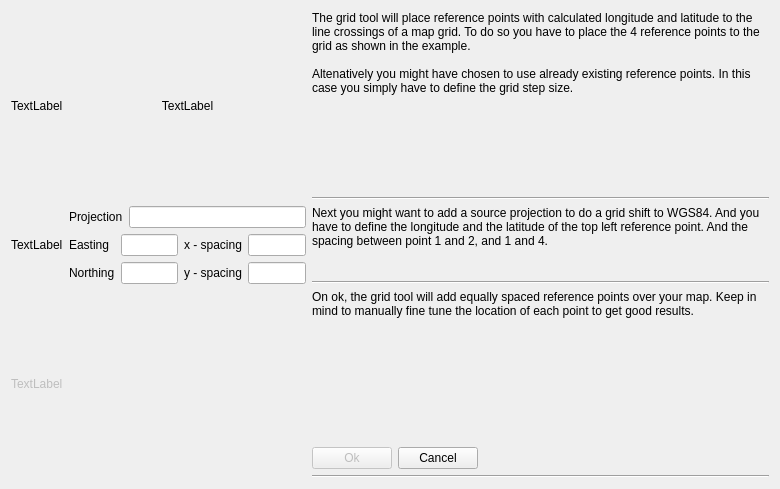
ntruchsess/QLandkarteGT, file src/ICreateMapGridTool.ui: the form before one commit.
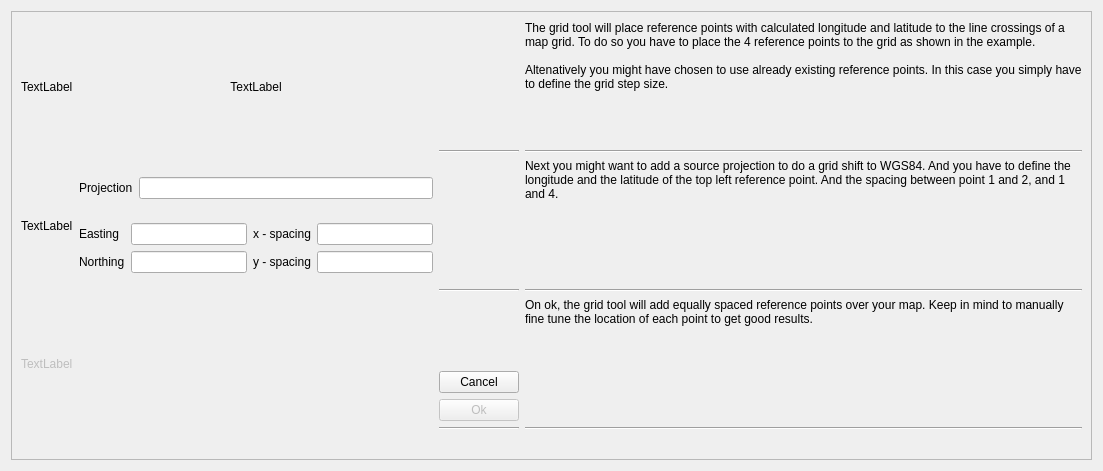
The form after the commit.

```diff
--- a/src/ICreateMapGridTool.ui
+++ b/src/ICreateMapGridTool.ui
@@ -5,13 +5,22 @@
    <rect>
     <x>0</x>
     <y>0</y>
-    <width>780</width>
-    <height>489</height>
+    <width>1103</width>
+    <height>471</height>
    </rect>
   </property>
   <property name="windowTitle" >
    <string>Form</string>
   </property>
+  <layout class="QVBoxLayout" >
+   <item>
+    <widget class="QFrame" name="frame" >
+     <property name="frameShape" >
+      <enum>QFrame::StyledPanel</enum>
+     </property>
+     <property name="frameShadow" >
+      <enum>QFrame::Raised</enum>
+     </property>
   <layout class="QGridLayout" >
    <item row="0" column="0" >
     <widget class="QLabel" name="labelStep2a" >
@@ -33,6 +42,30 @@
    <item row="0" column="2" >
     <layout class="QVBoxLayout" >
      <item>
+         <spacer>
+          <property name="orientation" >
+           <enum>Qt::Vertical</enum>
+          </property>
+          <property name="sizeHint" >
+           <size>
+            <width>20</width>
+            <height>40</height>
+           </size>
+          </property>
+         </spacer>
+        </item>
+        <item>
+         <widget class="Line" name="line_6" >
+          <property name="orientation" >
+           <enum>Qt::Horizontal</enum>
+          </property>
+         </widget>
+        </item>
+       </layout>
+      </item>
+      <item row="0" column="3" >
+       <layout class="QVBoxLayout" >
+        <item>
       <widget class="QLabel" name="label_5" >
        <property name="text" >
         <string>The grid tool will place reference points with calculated longitude and latitude to the line crossings of a map grid. To do so you have to place the 4 reference points to the grid as shown in the example.
@@ -144,6 +177,30 @@
    <item row="1" column="2" >
     <layout class="QVBoxLayout" >
      <item>
+         <spacer>
+          <property name="orientation" >
+           <enum>Qt::Vertical</enum>
+          </property>
+          <property name="sizeHint" >
+           <size>
+            <width>20</width>
+            <height>40</height>
+           </size>
+          </property>
+         </spacer>
+        </item>
+        <item>
+         <widget class="Line" name="line_5" >
+          <property name="orientation" >
+           <enum>Qt::Horizontal</enum>
+          </property>
+         </widget>
+        </item>
+       </layout>
+      </item>
+      <item row="1" column="3" >
+       <layout class="QVBoxLayout" >
+        <item>
       <widget class="QLabel" name="label_6" >
        <property name="text" >
         <string>Next you might want to add a source projection to do a grid shift to WGS84. And you have to define the longitude and the latitude of the top left reference point. And the spacing between point 1 and 2, and 1 and 4.</string>
@@ -178,29 +235,17 @@
    <item row="2" column="2" >
     <layout class="QVBoxLayout" >
      <item>
-      <widget class="QLabel" name="label_7" >
-       <property name="text" >
-        <string>On ok, the grid tool will add equally spaced reference points over your map. Keep in mind to manually fine tune the location of each point to get good results.</string>
-       </property>
-       <property name="alignment" >
-        <set>Qt::AlignLeading|Qt::AlignLeft|Qt::AlignTop</set>
-       </property>
-       <property name="wordWrap" >
-        <bool>true</bool>
-       </property>
-      </widget>
-     </item>
-     <item>
-      <layout class="QHBoxLayout" >
-       <item>
-        <widget class="QPushButton" name="pushOk" >
-         <property name="enabled" >
-          <bool>false</bool>
-         </property>
-         <property name="text" >
-          <string>Ok</string>
-         </property>
-        </widget>
+         <spacer>
+          <property name="orientation" >
+           <enum>Qt::Vertical</enum>
+          </property>
+          <property name="sizeHint" >
+           <size>
+            <width>20</width>
+            <height>40</height>
+           </size>
+          </property>
+         </spacer>
        </item>
        <item>
         <widget class="QPushButton" name="pushCancel" >
@@ -210,6 +255,49 @@
         </widget>
        </item>
        <item>
+         <widget class="QPushButton" name="pushOk" >
+          <property name="enabled" >
+           <bool>false</bool>
+          </property>
+          <property name="text" >
+           <string>Ok</string>
+          </property>
+         </widget>
+        </item>
+        <item>
+         <widget class="Line" name="line_4" >
+          <property name="orientation" >
+           <enum>Qt::Horizontal</enum>
+          </property>
+         </widget>
+        </item>
+       </layout>
+      </item>
+      <item row="2" column="3" >
+       <layout class="QVBoxLayout" >
+        <item>
+         <widget class="QLabel" name="label_7" >
+          <property name="text" >
+           <string>On ok, the grid tool will add equally spaced reference points over your map. Keep in mind to manually fine tune the location of each point to get good results.</string>
+          </property>
+          <property name="alignment" >
+           <set>Qt::AlignLeading|Qt::AlignLeft|Qt::AlignTop</set>
+          </property>
+          <property name="wordWrap" >
+           <bool>true</bool>
+          </property>
+         </widget>
+        </item>
+        <item>
+         <widget class="Line" name="line_3" >
+          <property name="orientation" >
+           <enum>Qt::Horizontal</enum>
+          </property>
+         </widget>
+        </item>
+       </layout>
+      </item>
+      <item row="3" column="1" >
         <spacer>
          <property name="orientation" >
           <enum>Qt::Horizontal</enum>
@@ -223,15 +311,7 @@
         </spacer>
        </item>
       </layout>
-     </item>
-     <item>
-      <widget class="Line" name="line_3" >
-       <property name="orientation" >
-        <enum>Qt::Horizontal</enum>
-       </property>
-      </widget>
-     </item>
-    </layout>
+    </widget>
    </item>
   </layout>
  </widget>
```
Lines whose indentation alone changed are shown as unchanged.
